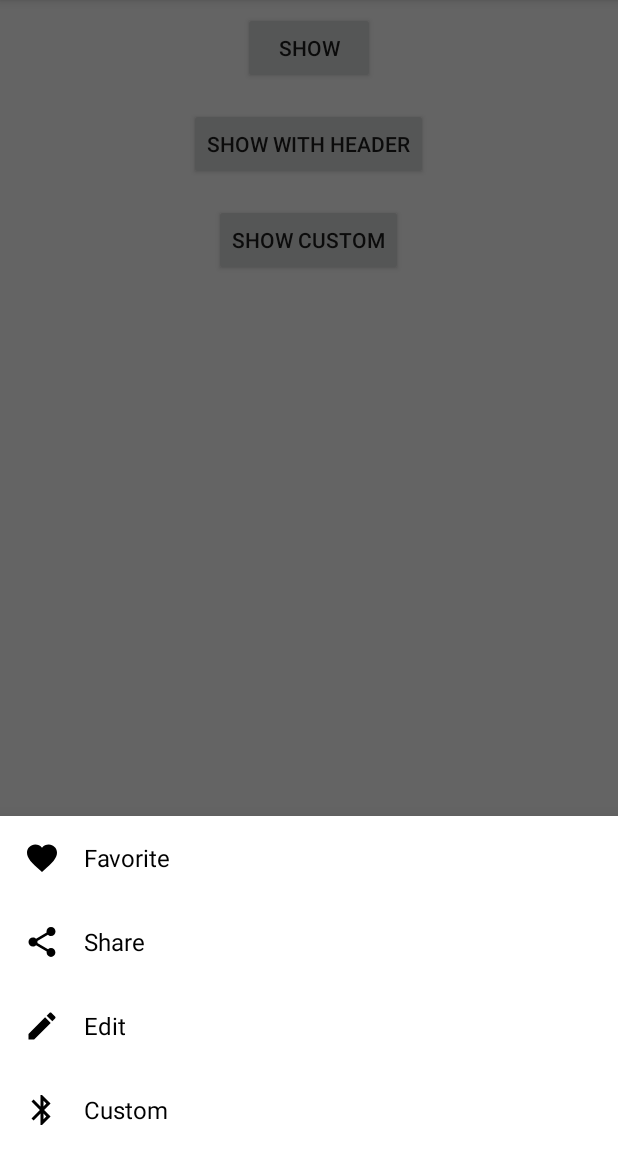
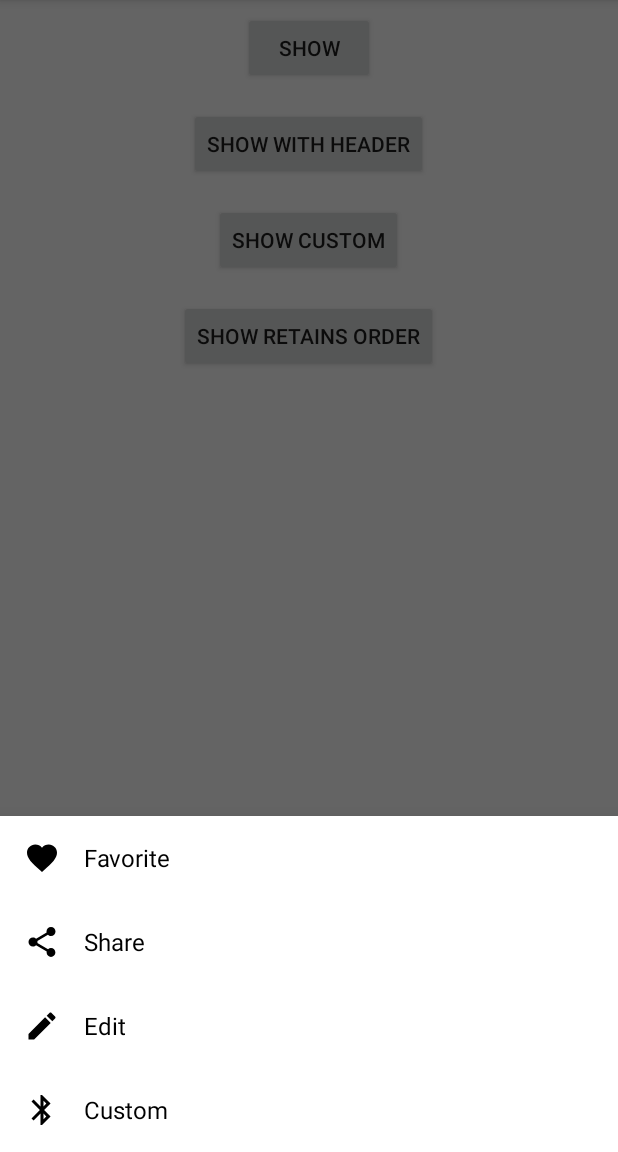
Before and after one commit to Commit451/ModalBottomSheetDialogFragment, an Android app: the screen it shows after launch (MainActivity), after a tap on "SHOW", on a phone screen of 412 x 824 dp, the part 84-1236 px from its top. Run offline under Robolectric (Android 15) with nearby library versions, the phone set to English and light mode, and no system bars.

Commit message:
Retain order the options are added

```diff
--- a/app/src/main/java/com/commit451/modalbottomsheetdialogfragment/sample/MainActivity.kt
+++ b/app/src/main/java/com/commit451/modalbottomsheetdialogfragment/sample/MainActivity.kt
@@ -36,6 +36,14 @@ class MainActivity : AppCompatActivity(), ModalBottomSheetDialogFragment.Listene
                     .columns(3)
                     .show(supportFragmentManager, "HI")
         }
+
+        buttonOrder.setOnClickListener {
+            ModalBottomSheetDialogFragment.Builder()
+                    .add(R.menu.options)
+                    .add(OptionRequest(123, "Custom", R.drawable.ic_bluetooth_black_24dp))
+                    .add(R.menu.option_money)
+                    .show(supportFragmentManager, "HI")
+        }
     }
 
     override fun onModalOptionSelected(tag: String?, option: Option) {
--- a/app/src/main/res/layout/activity_main.xml
+++ b/app/src/main/res/layout/activity_main.xml
@@ -32,4 +32,12 @@
         android:layout_margin="8dp"
         android:text="Show Custom" />
 
+    <Button
+        android:id="@+id/buttonOrder"
+        android:layout_width="wrap_content"
+        android:layout_height="wrap_content"
+        android:layout_gravity="center"
+        android:layout_margin="8dp"
+        android:text="Show Retains Order" />
+
 </LinearLayout>
--- /dev/null
+++ b/app/src/main/res/menu/option_money.xml
@@ -0,0 +1,9 @@
+<?xml version="1.0" encoding="utf-8"?>
+<menu xmlns:android="http://schemas.android.com/apk/res/android">
+
+    <item
+        android:id="@+id/action_money"
+        android:icon="@drawable/ic_attach_money_black_24dp"
+        android:title="Money" />
+
+</menu>
--- a/modalbottomsheetdialogfragment/src/main/java/com/commit451/modalbottomsheetdialogfragment/ModalBottomSheetDialogFragment.kt
+++ b/modalbottomsheetdialogfragment/src/main/java/com/commit451/modalbottomsheetdialogfragment/ModalBottomSheetDialogFragment.kt
@@ -27,7 +27,6 @@ class ModalBottomSheetDialogFragment : BottomSheetDialogFragment() {
     companion object {
 
         private const val KEY_OPTIONS = "options"
-        private const val KEY_RESOURCES = "resources"
         private const val KEY_LAYOUT = "layout"
         private const val KEY_COLUMNS = "columns"
         private const val KEY_HEADER = "header"
@@ -37,7 +36,6 @@ class ModalBottomSheetDialogFragment : BottomSheetDialogFragment() {
             val fragment = ModalBottomSheetDialogFragment()
             val args = Bundle()
             args.putParcelableArrayList(KEY_OPTIONS, builder.options)
-            args.putIntegerArrayList(KEY_RESOURCES, builder.menuResources)
             args.putInt(KEY_LAYOUT, builder.layoutRes)
             args.putInt(KEY_COLUMNS, builder.columns)
             args.putString(KEY_HEADER, builder.header)
@@ -50,10 +48,6 @@ class ModalBottomSheetDialogFragment : BottomSheetDialogFragment() {
     private lateinit var list: RecyclerView
     private lateinit var adapter: Adapter
     private var listener: Listener? = null
-
-    private val menu by lazy {
-        MenuBuilder(context)
-    }
 
     private val menuInflater by lazy {
         MenuInflater(context)
@@ -70,19 +64,19 @@ class ModalBottomSheetDialogFragment : BottomSheetDialogFragment() {
         val arguments = arguments
                 ?: throw IllegalStateException("You need to create this via the builder")
 
-        val optionRequests = arguments.getParcelableArrayList<OptionRequest>(KEY_OPTIONS)
-        val resources = arguments.getIntegerArrayList(KEY_RESOURCES)
+        val optionHolders = arguments.getParcelableArrayList<OptionHolder>(KEY_OPTIONS)
 
         val options = mutableListOf<Option>()
 
-        //resource inflation is done first, so it does not actually retain the true ordering.
-        //Maybe fix this later?
-        resources.forEach {
-            inflate(it, options)
-        }
-
-        optionRequests.forEach {
-            options.add(it.toOption(context!!))
+        optionHolders.forEach {
+            val resource = it.resource
+            val optionRequest = it.optionRequest
+            if (resource != null) {
+                inflate(resource, options)
+            }
+            if (optionRequest != null) {
+                options.add(optionRequest.toOption(context!!))
+            }
         }
 
         adapter = Adapter({
@@ -116,6 +110,7 @@ class ModalBottomSheetDialogFragment : BottomSheetDialogFragment() {
     }
 
     private fun inflate(menuRes: Int, options: MutableList<Option>) {
+        val menu = MenuBuilder(context)
         menuInflater.inflate(menuRes, menu)
         for (i in 0 until menu.size()) {
             val item = menu.getItem(i)
@@ -141,8 +136,7 @@ class ModalBottomSheetDialogFragment : BottomSheetDialogFragment() {
      */
     class Builder {
 
-        internal var menuResources = ArrayList<Int>()
-        internal var options = ArrayList<OptionRequest>()
+        internal var options = ArrayList<OptionHolder>()
         @LayoutRes
         internal var layoutRes = R.layout.modal_bottom_sheet_dialog_fragment_item
         internal var columns = 1
@@ -153,7 +147,7 @@ class ModalBottomSheetDialogFragment : BottomSheetDialogFragment() {
          * Inflate the given menu resource to the options
          */
         fun add(@MenuRes menuRes: Int): Builder {
-            menuResources.add(menuRes)
+            options.add(OptionHolder(menuRes, null))
             return this
         }
 
@@ -161,7 +155,7 @@ class ModalBottomSheetDialogFragment : BottomSheetDialogFragment() {
          * Add an option to the sheet
          */
         fun add(option: OptionRequest): Builder {
-            options.add(option)
+            options.add(OptionHolder(null, option))
             return this
         }
 
--- /dev/null
+++ b/modalbottomsheetdialogfragment/src/main/java/com/commit451/modalbottomsheetdialogfragment/OptionHolder.kt
@@ -0,0 +1,30 @@
+package com.commit451.modalbottomsheetdialogfragment
+
+import android.os.Parcel
+import android.os.Parcelable
+
+/**
+ * Holds either the resource options or the custom option
+ */
+internal class OptionHolder(val resource: Int?, val optionRequest: OptionRequest?) : Parcelable {
+
+    constructor(source: Parcel) : this(
+            source.readValue(Int::class.java.classLoader) as Int?,
+            source.readParcelable(OptionRequest::class.java.classLoader)
+    )
+
+    override fun describeContents() = 0
+
+    override fun writeToParcel(dest: Parcel, flags: Int) = with(dest) {
+        writeValue(resource)
+        writeParcelable(optionRequest, 0)
+    }
+
+    companion object {
+        @JvmField
+        val CREATOR: Parcelable.Creator<OptionHolder> = object : Parcelable.Creator<OptionHolder> {
+            override fun createFromParcel(source: Parcel): OptionHolder = OptionHolder(source)
+            override fun newArray(size: Int): Array<OptionHolder?> = arrayOfNulls(size)
+        }
+    }
+}
```
